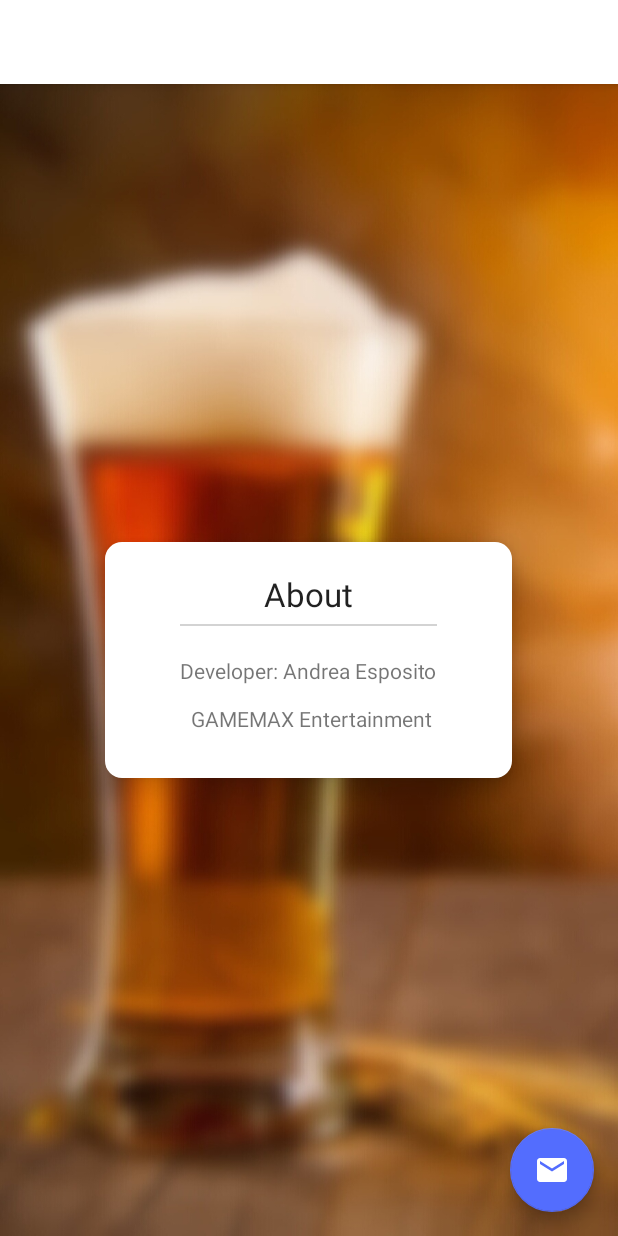
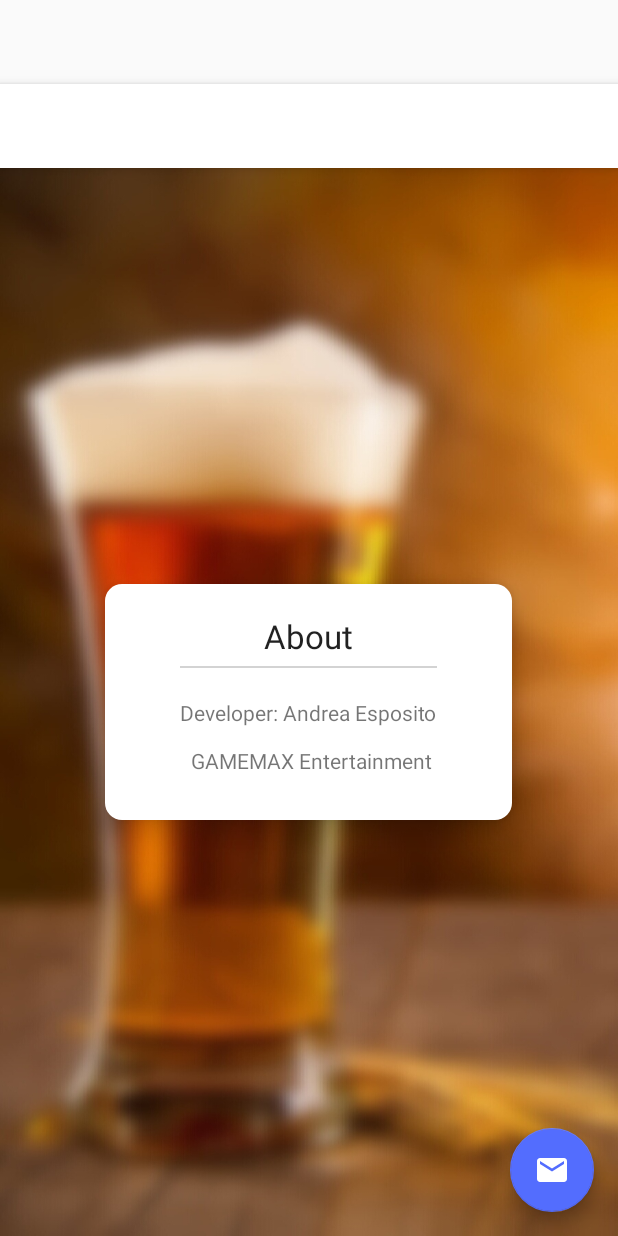
Before and after one commit to GAMEMAX/ILoveBeer, an Android app: the layout activity_about.xml on its own in the app's theme, with its tools: preview values and no code run, on a phone screen of 412 x 824 dp. Run offline under Robolectric (Android 15) with nearby library versions, the phone set to English and light mode, and no system bars; network calls fail.

Commit message:
Various changes: - Continued restyling     - Modified status bar     - Modified drawer - Added "Favourites" translation - Increased minimum Android API to 23.

```diff
--- a/app/build.gradle
+++ b/app/build.gradle
@@ -5,7 +5,7 @@ android {
     buildToolsVersion "25.0.2"
     defaultConfig {
         applicationId "com.gamemax.ilovebeer"
-        minSdkVersion 19
+        minSdkVersion 23
         targetSdkVersion 25
         versionCode 5
         versionName "1.2"
--- a/app/src/main/java/com/gamemax/ilovebeer/MainActivity2.java
+++ b/app/src/main/java/com/gamemax/ilovebeer/MainActivity2.java
@@ -76,7 +76,7 @@ public class MainActivity2 extends AppCompatActivity
             public void onClick(View v) {
                 if (recyclerViewAdapter.hasToBeFilteredToFav)
                     recyclerViewAdapter.filterFavs(false);
-                getSupportActionBar().setTitle("I Love Beer");
+                getSupportActionBar().setTitle(R.string.app_name);
                 favBtn.setChecked(false);
             }
         });
@@ -85,7 +85,7 @@ public class MainActivity2 extends AppCompatActivity
             public void onClick(View v) {
                 if (!recyclerViewAdapter.hasToBeFilteredToFav)
                     recyclerViewAdapter.filterFavs(true);
-                getSupportActionBar().setTitle("Favorites");
+                getSupportActionBar().setTitle(R.string.fav_screen_title);
                 homeBtn.setChecked(false);
             }
         });
--- a/app/src/main/res/values-v21/styles.xml
+++ b/app/src/main/res/values-v21/styles.xml
@@ -7,10 +7,11 @@
         <item name="android:statusBarColor">@android:color/transparent</item>
     </style>
 
-    <style name="AppTheme" parent="Theme.AppCompat.Light.NoActionBar">
+    <style name="AppTheme" parent="Theme.AppCompat.Light">
         <!-- Customize your theme here. -->
+        <item name="android:windowLightStatusBar">true</item>
         <item name="colorPrimary">@color/colorPrimary</item>
-        <item name="colorPrimaryDark">@color/colorPrimaryDark</item>
+        <item name="colorPrimaryDark">@color/colorPrimary</item>
         <item name="colorAccent">@color/colorAccent</item>
     </style>
 </resources>
--- a/app/src/main/res/values/strings.xml
+++ b/app/src/main/res/values/strings.xml
@@ -33,5 +33,6 @@
     <string name="added_to_favourites">Added to favourites</string>
     <string name="removed_from_favourites">Removed from favourites</string>
     <string name="no_fav_beer">NO FAVOURITE BEERS</string>
+    <string name="fav_screen_title">Favourites</string>
 
 </resources>
--- a/app/src/main/res/values/styles.xml
+++ b/app/src/main/res/values/styles.xml
@@ -1,10 +1,11 @@
 <resources>
 
     <!-- Base application theme. -->
-    <style name="AppTheme" parent="Theme.AppCompat.Light.NoActionBar">
+    <style name="AppTheme" parent="Theme.AppCompat.Light">
         <!-- Customize your theme here. -->
+        <item name="android:windowLightStatusBar">true</item>
         <item name="colorPrimary">@color/colorPrimary</item>
-        <item name="colorPrimaryDark">@color/colorPrimaryDark</item>
+        <item name="colorPrimaryDark">@color/colorPrimary</item>
         <item name="colorAccent">@color/colorAccent</item>
     </style>
 
```
Also changed, not shown: app/src/main/res/layout/nav_header_main2.xml (+22 -8 lines), 2 other files.
